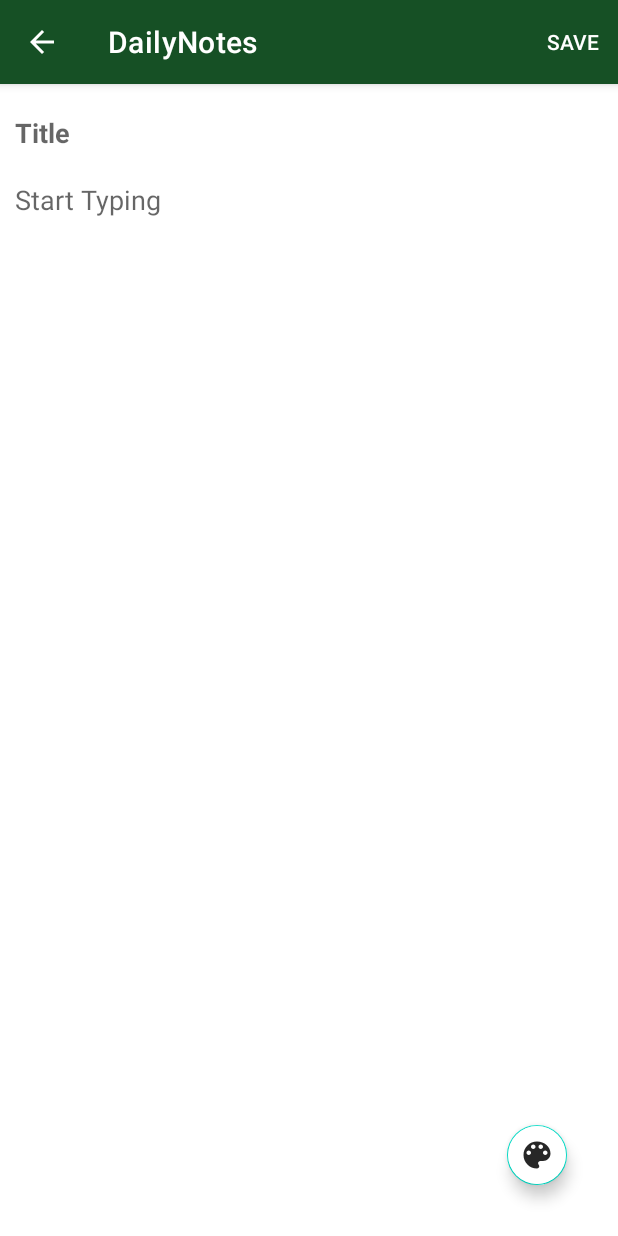
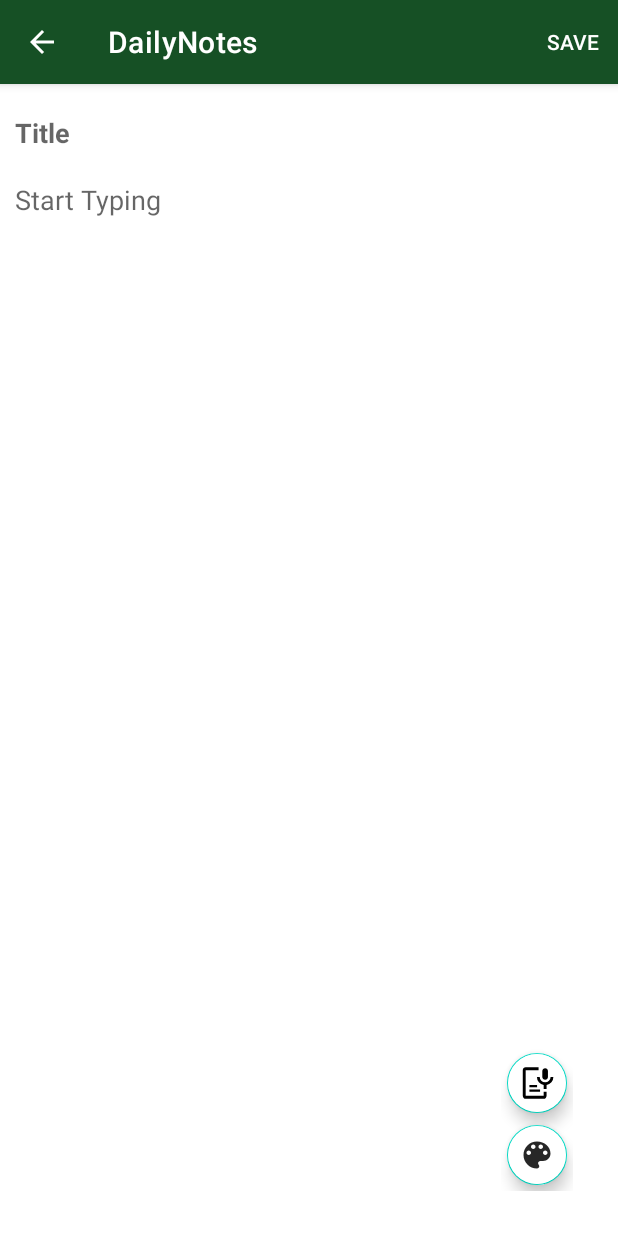
Before and after one commit to Souvik00076/DailyNotes, an Android app: the Note screen opened directly, with no data from a screen before it, on a phone screen of 412 x 824 dp. Run offline under Robolectric (Android 15) with nearby library versions, the phone set to English and light mode, and no system bars.

Commit message:
Speech Feature added but still need to resolve some issues

```diff
--- a/app/src/main/java/com/example/dailynotes/Models/Note.java
+++ b/app/src/main/java/com/example/dailynotes/Models/Note.java
@@ -3,19 +3,31 @@ package com.example.dailynotes.Models;
 import androidx.annotation.NonNull;
 import androidx.annotation.Nullable;
 import androidx.appcompat.app.AppCompatActivity;
+import androidx.core.app.ActivityCompat;
+import androidx.core.content.ContextCompat;
 import androidx.loader.app.LoaderManager;
 import androidx.loader.content.CursorLoader;
 import androidx.loader.content.Loader;
 
+import android.Manifest;
+import android.annotation.SuppressLint;
 import android.content.ContentValues;
 import android.content.Intent;
+import android.content.pm.PackageManager;
 import android.database.Cursor;
 import android.graphics.Color;
 import android.net.Uri;
 import android.os.Bundle;
+import android.speech.RecognitionListener;
+import android.speech.RecognizerIntent;
+import android.speech.SpeechRecognizer;
+import android.text.PrecomputedText;
 import android.view.Menu;
 import android.view.MenuItem;
+import android.view.MotionEvent;
+import android.view.View;
 import android.widget.EditText;
+import android.widget.GridLayout;
 import android.widget.LinearLayout;
 import android.widget.Toast;
 
@@ -32,11 +44,15 @@ public class Note extends AppCompatActivity implements LoaderManager.LoaderCallb
     private String productID;
     private LinearLayout layout;
     private static final int LOADER_NO = 2;
-    private FloatingActionButton fab;
+    private FloatingActionButton changeColor;
+    private FloatingActionButton speech;
     private String[] colorValues;
     private String[] textColors;
     private int pickUpValues;
 
+    private SpeechRecognizer recognizer;
+
+    @SuppressLint("ClickableViewAccessibility")
     @Override
     protected void onCreate(Bundle savedInstanceState) {
         super.onCreate(savedInstanceState);
@@ -49,11 +65,81 @@ public class Note extends AppCompatActivity implements LoaderManager.LoaderCallb
             LoaderManager.getInstance(this).initLoader(LOADER_NO, null, this);
         }
 
-        fab.setOnClickListener(view -> {
+        changeColor.setOnClickListener(view -> {
             pickUpValues++;
             if (pickUpValues == colorValues.length) pickUpValues = 0;
             setColor(pickUpValues);
         });
+        speech.setOnClickListener(new View.OnClickListener() {
+            @Override
+            public void onClick(View view) {
+                convertSpeech();
+            }
+        });
+
+        recognizer.setRecognitionListener(new RecognitionListener() {
+            @Override
+            public void onReadyForSpeech(Bundle bundle) {
+
+            }
+
+            @Override
+            public void onBeginningOfSpeech() {
+
+            }
+
+            @Override
+            public void onRmsChanged(float v) {
+
+            }
+
+            @Override
+            public void onBufferReceived(byte[] bytes) {
+
+            }
+
+            @Override
+            public void onEndOfSpeech() {
+
+            }
+
+            @Override
+            public void onError(int i) {
+
+            }
+
+            @Override
+            public void onResults(Bundle bundle) {
+                System.out.println("OnResults executed");
+            }
+
+            @Override
+            public void onPartialResults(Bundle bundle) {
+
+            }
+
+            @Override
+            public void onEvent(int i, Bundle bundle) {
+
+            }
+        });
+    }
+
+    private void convertSpeech() {
+        if (ContextCompat.checkSelfPermission(this, android.Manifest.permission.RECORD_AUDIO) == PackageManager.PERMISSION_GRANTED) {
+            onRecordAudioPermissionGranted();
+        } else {
+            int PERMISSIONS_REQUEST = 1;
+            ActivityCompat.requestPermissions(this, new String[]{Manifest.permission.RECORD_AUDIO}, PERMISSIONS_REQUEST);
+        }
+
+    }
+
+    private void onRecordAudioPermissionGranted() {
+        Intent intent = new Intent(RecognizerIntent.ACTION_RECOGNIZE_SPEECH);
+        intent.putExtra(RecognizerIntent.EXTRA_LANGUAGE_MODEL, RecognizerIntent.LANGUAGE_MODEL_FREE_FORM);
+        intent.putExtra(RecognizerIntent.EXTRA_MAX_RESULTS, 1);
+        recognizer.startListening(intent);
     }
 
     private void setColor(int pickUpValues) {
@@ -70,6 +156,7 @@ public class Note extends AppCompatActivity implements LoaderManager.LoaderCallb
         return true;
     }
 
+    @SuppressLint("NonConstantResourceId")
     @Override
     public boolean onOptionsItemSelected(@NonNull MenuItem item) {
         switch (item.getItemId()) {
@@ -114,6 +201,15 @@ public class Note extends AppCompatActivity implements LoaderManager.LoaderCallb
         }
     }
 
+    @Override
+    protected void onDestroy() {
+        super.onDestroy();
+        if (recognizer != null) {
+            recognizer.destroy();
+            recognizer = null;
+        }
+    }
+
     private ContentValues insertData() {
         ContentValues values = new ContentValues();
         String title = showTitle.getText().toString().trim();
@@ -135,9 +231,11 @@ public class Note extends AppCompatActivity implements LoaderManager.LoaderCallb
         layout = findViewById(R.id.note);
         showDescription = layout.findViewById(R.id.descp);
         showTitle = layout.findViewById(R.id.title);
-        fab = findViewById(R.id.changeColor);
+        changeColor = findViewById(R.id.changeColor);
         colorValues = getResources().getStringArray(R.array.color_values);
         textColors = getResources().getStringArray(R.array.text_colors);
+        speech = (FloatingActionButton) findViewById(R.id.speech);
+        recognizer = SpeechRecognizer.createSpeechRecognizer(Note.this);
     }
 
     @NonNull
--- /dev/null
+++ b/app/src/main/res/drawable/speech.xml
@@ -0,0 +1,9 @@
+<vector xmlns:android="http://schemas.android.com/apk/res/android"
+    android:width="48dp"
+    android:height="48dp"
+    android:viewportWidth="960"
+    android:viewportHeight="960">
+  <path
+      android:fillColor="#FF000000"
+      android:pathData="M696.79,394.57q-30.87,0 -53.05,-21.59Q621.57,351.39 621.57,320L621.57,160q0,-31.49 22.23,-53.53 22.22,-22.04 53.43,-22.04 31.43,0 52.95,22.09Q771.7,128.61 771.7,160v160q0,31.49 -21.55,53.03 -21.55,21.54 -53.36,21.54ZM177.96,899.35q-32.53,0 -54.92,-22.39 -22.39,-22.39 -22.39,-54.92L100.65,137.96q0,-32.63 22.39,-55.08 22.39,-22.46 54.92,-22.46h344.09v77.54L177.96,137.96v684.09h480.02L657.98,714.43h77.31v107.61q0,32.43 -22.39,54.87 -22.39,22.44 -54.92,22.44L177.96,899.35ZM277.96,714.44v-62.39h284.09v62.39L277.96,714.44ZM277.96,592.04v-60h204.09v60L277.96,592.04ZM735.28,638.15h-77.31L657.98,532.28q-76.76,-13.48 -128.26,-72.93 -51.5,-59.45 -51.5,-139.35h73.96q0,58.94 42.3,100.37 42.3,41.43 102.49,41.43 59.17,0 102.39,-41.36Q842.57,379.08 842.57,320h73.96q0,79.9 -52.12,139.35 -52.12,59.45 -129.12,73v105.8Z"/>
+</vector>
--- a/app/src/main/res/layout/activity_note.xml
+++ b/app/src/main/res/layout/activity_note.xml
@@ -1,5 +1,5 @@
 <?xml version="1.0" encoding="utf-8"?>
-<FrameLayout xmlns:android="http://schemas.android.com/apk/res/android"
+<RelativeLayout xmlns:android="http://schemas.android.com/apk/res/android"
     xmlns:app="http://schemas.android.com/apk/res-auto"
     xmlns:tools="http://schemas.android.com/tools"
     android:layout_width="match_parent"
@@ -34,16 +34,35 @@
             android:padding="10dp" />
     </LinearLayout>
 
-    <com.google.android.material.floatingactionbutton.FloatingActionButton
-        android:id="@+id/changeColor"
-        android:layout_width="40dp"
-        android:layout_height="40dp"
-        android:layout_gravity="bottom|right"
+    <LinearLayout
+        android:id="@+id/icons"
+        android:layout_width="wrap_content"
+        android:layout_height="wrap_content"
+        android:layout_alignParentEnd="true"
+        android:layout_alignParentBottom="true"
         android:layout_marginEnd="30dp"
         android:layout_marginBottom="30dp"
-        android:src="@drawable/ic_baseline_palette"
-        android:backgroundTint="@color/white"
-        app:fabCustomSize="40dp"
-        app:rippleColor="@color/black"
-        android:scaleType="fitCenter"/>
-</FrameLayout>
+        android:orientation="vertical">
+
+        <com.google.android.material.floatingactionbutton.FloatingActionButton
+            android:id="@+id/speech"
+            android:layout_width="40dp"
+            android:layout_height="40dp"
+            android:backgroundTint="@color/white"
+            android:scaleType="fitCenter"
+            android:src="@drawable/speech"
+            app:fabCustomSize="40dp"
+            app:rippleColor="@color/black" />
+
+        <com.google.android.material.floatingactionbutton.FloatingActionButton
+            android:id="@+id/changeColor"
+            android:layout_width="40dp"
+            android:layout_height="40dp"
+            android:backgroundTint="@color/white"
+            android:scaleType="fitCenter"
+            android:src="@drawable/ic_baseline_palette"
+            app:fabCustomSize="40dp"
+            app:rippleColor="@color/black" />
+    </LinearLayout>
+
+</RelativeLayout>
```
Also changed, not shown: app/src/main/java/com/example/dailynotes/Data/DataProvider.java (+1 -17 lines).
